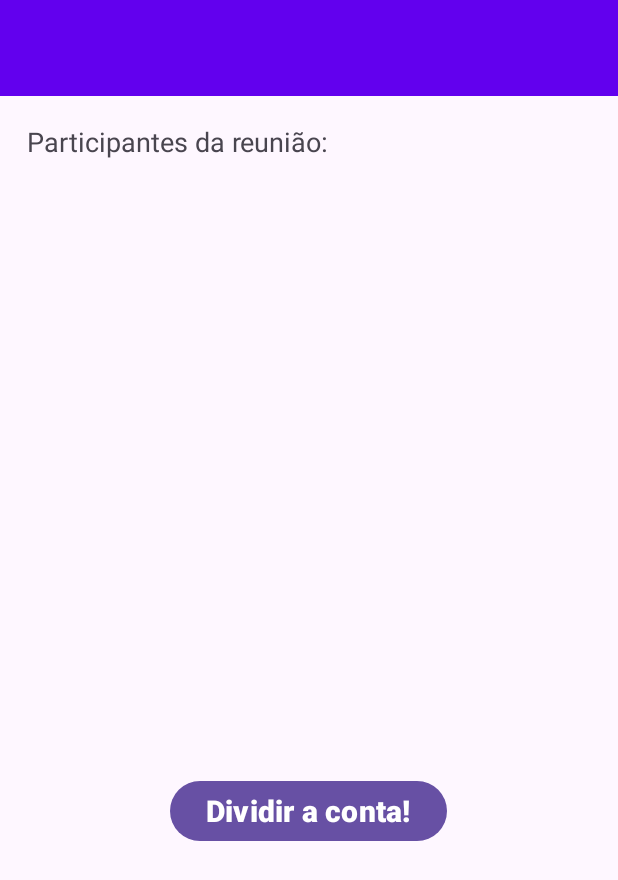
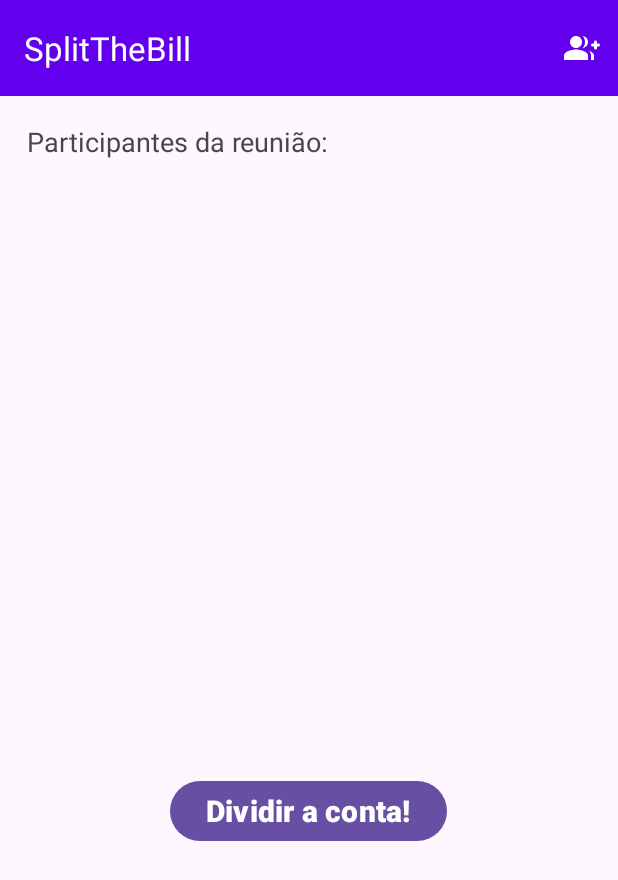
Before and after one commit to lauraluch/SplitTheBill, an Android app: the screen it shows after launch (MainActivity), on a phone screen of 412 x 824 dp. Shown: the top 880 px of the screen. Run offline under Robolectric (Android 15) with nearby library versions, the phone set to English and light mode, and no system bars.

Commit message:
fix: solve error when trying to add person

```diff
--- a/app/src/main/AndroidManifest.xml
+++ b/app/src/main/AndroidManifest.xml
@@ -12,6 +12,8 @@
         android:supportsRtl="true"
         android:theme="@style/Theme.SplitTheBill"
         tools:targetApi="31">
+        <activity android:name=".view.PersonDetailsActivity"
+            android:exported="false"/>
         <activity
             android:name=".view.MainActivity"
             android:exported="true">
--- a/app/src/main/java/com/laura/splitthebill/view/MainActivity.kt
+++ b/app/src/main/java/com/laura/splitthebill/view/MainActivity.kt
@@ -45,6 +45,8 @@ class MainActivity : AppCompatActivity() {
 
         amb.peopleLv.adapter = personAdapter
 
+        setSupportActionBar(amb.toolbarIn.toolbar)
+
         parl = registerForActivityResult(
             ActivityResultContracts.StartActivityForResult()
         ){ result ->
@@ -74,7 +76,7 @@ class MainActivity : AppCompatActivity() {
     }
 
     override fun onCreateOptionsMenu(menu: Menu?): Boolean {
-        menuInflater.inflate(R.menu.person_menu_main, menu)
+        menuInflater.inflate(R.menu.menu_main, menu)
         return true
     }
 
--- a/app/src/main/res/drawable/ic_add_person.xml
+++ b/app/src/main/res/drawable/ic_add_person.xml
@@ -1,9 +1,9 @@
-<vector android:height="24dp" android:tint="#000000"
+<vector android:height="24dp" android:tint="#FFFFFF"
     android:viewportHeight="24" android:viewportWidth="24"
     android:width="24dp" xmlns:android="http://schemas.android.com/apk/res/android">
-    <path android:fillColor="@android:color/black" android:pathData="M22,9V8c0,-0.55 -0.45,-1 -1,-1h0c-0.55,0 -1,0.45 -1,1v1h-1c-0.55,0 -1,0.45 -1,1v0c0,0.55 0.45,1 1,1h1v1c0,0.55 0.45,1 1,1h0c0.55,0 1,-0.45 1,-1v-1h1c0.55,0 1,-0.45 1,-1v0c0,-0.55 -0.45,-1 -1,-1H22z"/>
-    <path android:fillColor="@android:color/black" android:pathData="M8,12c2.21,0 4,-1.79 4,-4s-1.79,-4 -4,-4S4,5.79 4,8S5.79,12 8,12z"/>
-    <path android:fillColor="@android:color/black" android:pathData="M8,13c-2.67,0 -8,1.34 -8,4v3h16v-3C16,14.34 10.67,13 8,13z"/>
-    <path android:fillColor="@android:color/black" android:pathData="M12.51,4.05C13.43,5.11 14,6.49 14,8s-0.57,2.89 -1.49,3.95C14.47,11.7 16,10.04 16,8S14.47,4.3 12.51,4.05z"/>
-    <path android:fillColor="@android:color/black" android:pathData="M16.53,13.83C17.42,14.66 18,15.7 18,17v3h2v-3C20,15.55 18.41,14.49 16.53,13.83z"/>
+    <path android:fillColor="@android:color/white" android:pathData="M22,9V8c0,-0.55 -0.45,-1 -1,-1h0c-0.55,0 -1,0.45 -1,1v1h-1c-0.55,0 -1,0.45 -1,1v0c0,0.55 0.45,1 1,1h1v1c0,0.55 0.45,1 1,1h0c0.55,0 1,-0.45 1,-1v-1h1c0.55,0 1,-0.45 1,-1v0c0,-0.55 -0.45,-1 -1,-1H22z"/>
+    <path android:fillColor="@android:color/white" android:pathData="M8,12c2.21,0 4,-1.79 4,-4s-1.79,-4 -4,-4S4,5.79 4,8S5.79,12 8,12z"/>
+    <path android:fillColor="@android:color/white" android:pathData="M8,13c-2.67,0 -8,1.34 -8,4v3h16v-3C16,14.34 10.67,13 8,13z"/>
+    <path android:fillColor="@android:color/white" android:pathData="M12.51,4.05C13.43,5.11 14,6.49 14,8s-0.57,2.89 -1.49,3.95C14.47,11.7 16,10.04 16,8S14.47,4.3 12.51,4.05z"/>
+    <path android:fillColor="@android:color/white" android:pathData="M16.53,13.83C17.42,14.66 18,15.7 18,17v3h2v-3C20,15.55 18.41,14.49 16.53,13.83z"/>
 </vector>
```
